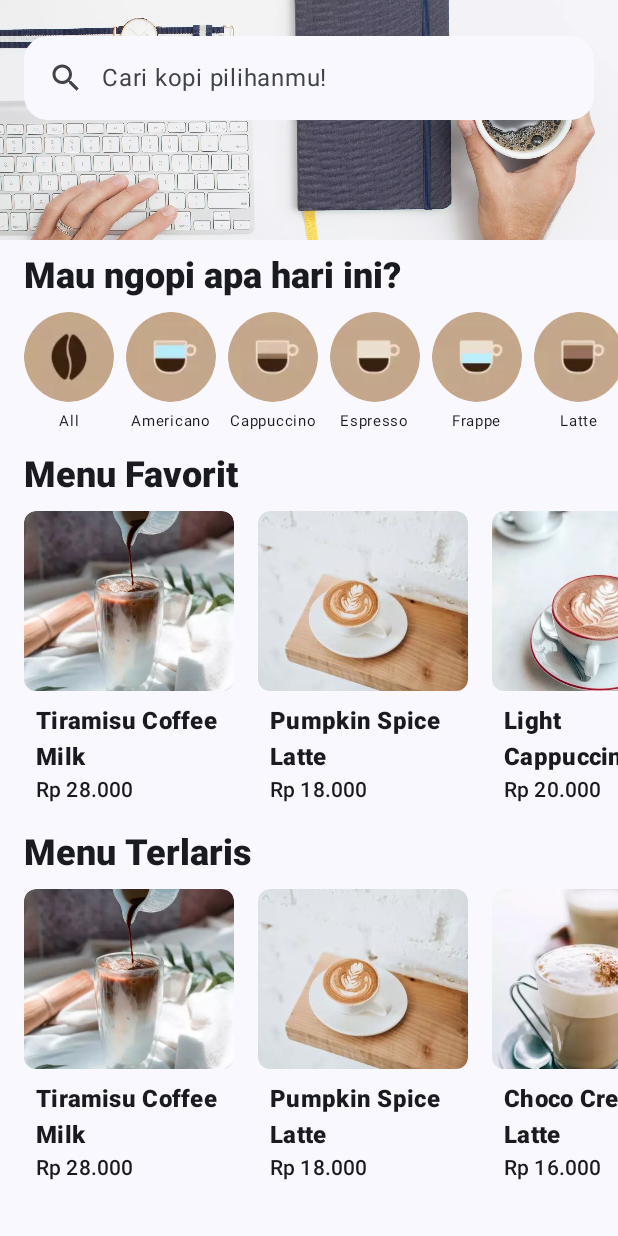
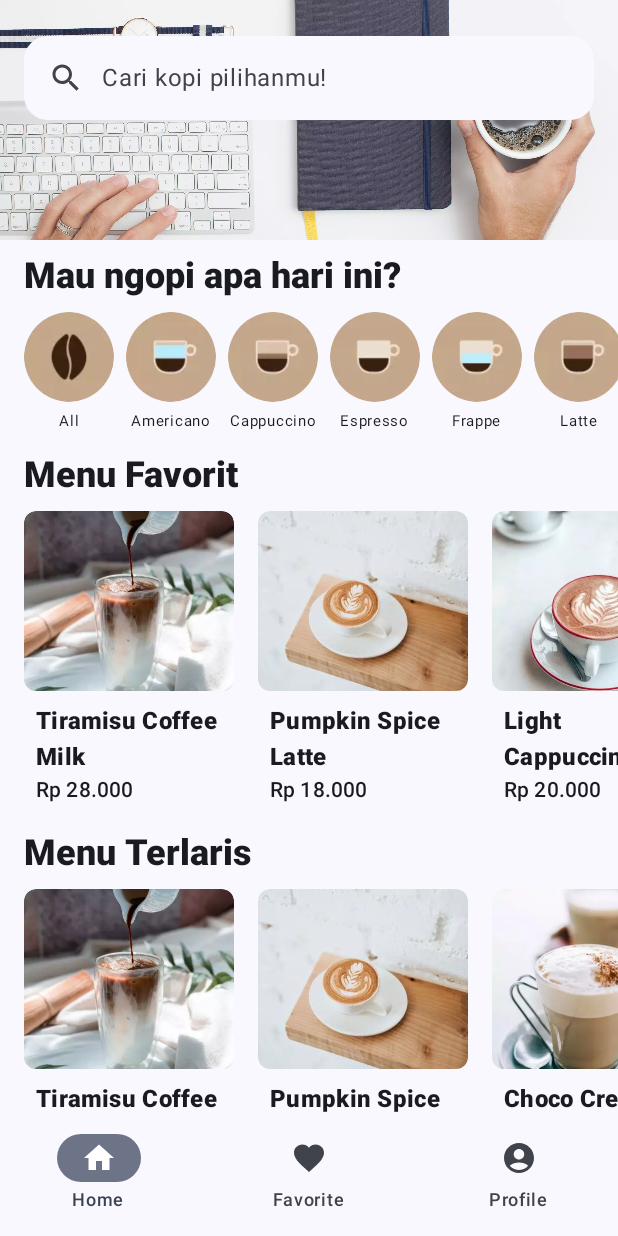
Before and after one commit to abdanzakialifian/Jetpack-Compose, an Android app built with Jetpack Compose: the screen it shows after launch (JetCoffeeActivity), on a phone screen of 412 x 824 dp. Run offline under Robolectric (Android 15) with nearby library versions, the phone set to English and light mode, and no system bars.

Commit message:
Add bottom navigation view

```diff
--- a/app/src/main/java/com/compose/jetpackcompose/JetCoffeeActivity.kt
+++ b/app/src/main/java/com/compose/jetpackcompose/JetCoffeeActivity.kt
@@ -10,12 +10,22 @@ import androidx.compose.foundation.layout.Column
 import androidx.compose.foundation.layout.PaddingValues
 import androidx.compose.foundation.layout.fillMaxSize
 import androidx.compose.foundation.layout.height
+import androidx.compose.foundation.layout.padding
 import androidx.compose.foundation.lazy.LazyRow
 import androidx.compose.foundation.lazy.items
 import androidx.compose.foundation.rememberScrollState
 import androidx.compose.foundation.verticalScroll
+import androidx.compose.material.icons.Icons
+import androidx.compose.material.icons.filled.AccountCircle
+import androidx.compose.material.icons.filled.Favorite
+import androidx.compose.material.icons.filled.Home
+import androidx.compose.material3.Icon
 import androidx.compose.material3.MaterialTheme
+import androidx.compose.material3.NavigationBar
+import androidx.compose.material3.NavigationBarItem
+import androidx.compose.material3.Scaffold
 import androidx.compose.material3.Surface
+import androidx.compose.material3.Text
 import androidx.compose.runtime.Composable
 import androidx.compose.ui.Modifier
 import androidx.compose.ui.layout.ContentScale
@@ -24,6 +34,7 @@ import androidx.compose.ui.res.stringResource
 import androidx.compose.ui.tooling.preview.Devices
 import androidx.compose.ui.tooling.preview.Preview
 import androidx.compose.ui.unit.dp
+import com.compose.jetpackcompose.model.BottomBarItem
 import com.compose.jetpackcompose.model.Menu
 import com.compose.jetpackcompose.ui.components.CategoryItem
 import com.compose.jetpackcompose.ui.components.HomeSection
@@ -49,7 +60,16 @@ fun JetCoffeeApp() {
     Surface(
         modifier = Modifier.fillMaxSize(), color = MaterialTheme.colorScheme.background
     ) {
-        Column(modifier = Modifier.verticalScroll(rememberScrollState())) {
+        Scaffold(
+            bottomBar = {
+                BottomBar()
+            }
+        ) { paddingValues ->
+            Column(
+                modifier = Modifier
+                    .verticalScroll(rememberScrollState())
+                    .padding(paddingValues)
+            ) {
                 Banner()
                 HomeSection(title = stringResource(id = R.string.section_category), content = {
                     CategoryRow()
@@ -57,9 +77,12 @@ fun JetCoffeeApp() {
                 HomeSection(title = stringResource(id = R.string.section_favorite_menu), content = {
                     MenuRow(listMenu = DataDummy.dummyMenu)
                 })
-            HomeSection(title = stringResource(id = R.string.section_best_seller_menu), content = {
+                HomeSection(
+                    title = stringResource(id = R.string.section_best_seller_menu),
+                    content = {
                         MenuRow(listMenu = DataDummy.dummyBestSellerMenu)
                     })
+            }
         }
     }
 }
@@ -103,6 +126,37 @@ fun MenuRow(listMenu: List<Menu>, modifier: Modifier = Modifier) {
     }
 }
 
+@Composable
+fun BottomBar(modifier: Modifier = Modifier) {
+    NavigationBar(modifier = modifier, containerColor = MaterialTheme.colorScheme.background) {
+        val navigationItems = listOf(
+            BottomBarItem(
+                title = stringResource(id = R.string.menu_home),
+                icon = Icons.Default.Home
+            ),
+            BottomBarItem(
+                title = stringResource(id = R.string.menu_favorite),
+                icon = Icons.Default.Favorite
+            ),
+            BottomBarItem(
+                title = stringResource(id = R.string.menu_profile),
+                icon = Icons.Default.AccountCircle
+            )
+        )
+        navigationItems.map {
+            NavigationBarItem(
+                icon = {
+                    Icon(imageVector = it.icon, contentDescription = it.title)
+                },
+                label = {
+                    Text(text = it.title)
+                },
+                selected = it.title == navigationItems[0].title,
+                onClick = { })
+        }
+    }
+}
+
 @Preview(showBackground = true, name = "Jet Coffee Preview", device = Devices.PIXEL_4)
 @Composable
 fun JetCoffeeAppPreview() {
--- /dev/null
+++ b/app/src/main/java/com/compose/jetpackcompose/model/BottomBarItem.kt
@@ -0,0 +1,8 @@
+package com.compose.jetpackcompose.model
+
+import androidx.compose.ui.graphics.vector.ImageVector
+
+data class BottomBarItem(
+    val title: String,
+    val icon: ImageVector
+)
--- a/app/src/main/java/com/compose/jetpackcompose/ui/theme/Color.kt
+++ b/app/src/main/java/com/compose/jetpackcompose/ui/theme/Color.kt
@@ -2,13 +2,8 @@ package com.compose.jetpackcompose.ui.theme
 
 import androidx.compose.ui.graphics.Color
 
-val Purple80 = Color(0xFFD0BCFF)
-val PurpleGrey80 = Color(0xFFCCC2DC)
 val Pink80 = Color(0xFFEFB8C8)
-
-val Purple40 = Color(0xFF6650a4)
-val PurpleGrey40 = Color(0xFF625b71)
-val Pink40 = Color(0xFF7D5260)
 
 val CoffeeBrown = Color(0xFF886345)
 val LightCoffeeBrown = Color(0xFFC4A68A)
+val LightGray = Color(0xFFBBBBBB)
--- a/app/src/main/java/com/compose/jetpackcompose/ui/theme/Theme.kt
+++ b/app/src/main/java/com/compose/jetpackcompose/ui/theme/Theme.kt
@@ -19,13 +19,22 @@ import androidx.core.view.WindowCompat
 private val DarkColorScheme = darkColorScheme(
     primary = LightCoffeeBrown,
     secondary = LightCoffeeBrown,
-    tertiary = Pink80
+    tertiary = Pink80,
+    secondaryContainer = LightCoffeeBrown,
+    onSecondaryContainer = CoffeeBrown,
+    onSurface = LightCoffeeBrown,
+    onSurfaceVariant = LightCoffeeBrown
 )
 
 private val LightColorScheme = lightColorScheme(
     primary = CoffeeBrown,
     secondary = CoffeeBrown,
-    tertiary = Color.White
+    tertiary = Color.White,
+    secondaryContainer = LightCoffeeBrown,
+    onSecondaryContainer = CoffeeBrown,
+    onSurface = CoffeeBrown,
+    onSurfaceVariant = LightGray,
+    background = Color.White
 
     /* Other default colors to override
     background = Color(0xFFFFFBFE),
```
Lines whose indentation alone changed are shown as unchanged.
